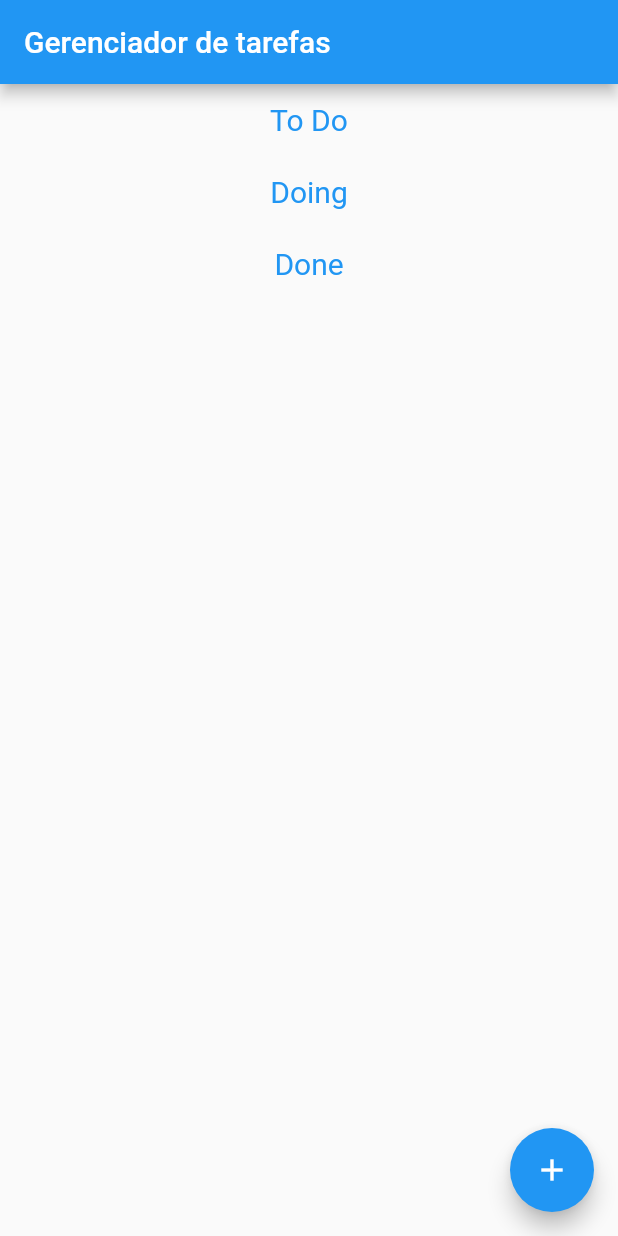
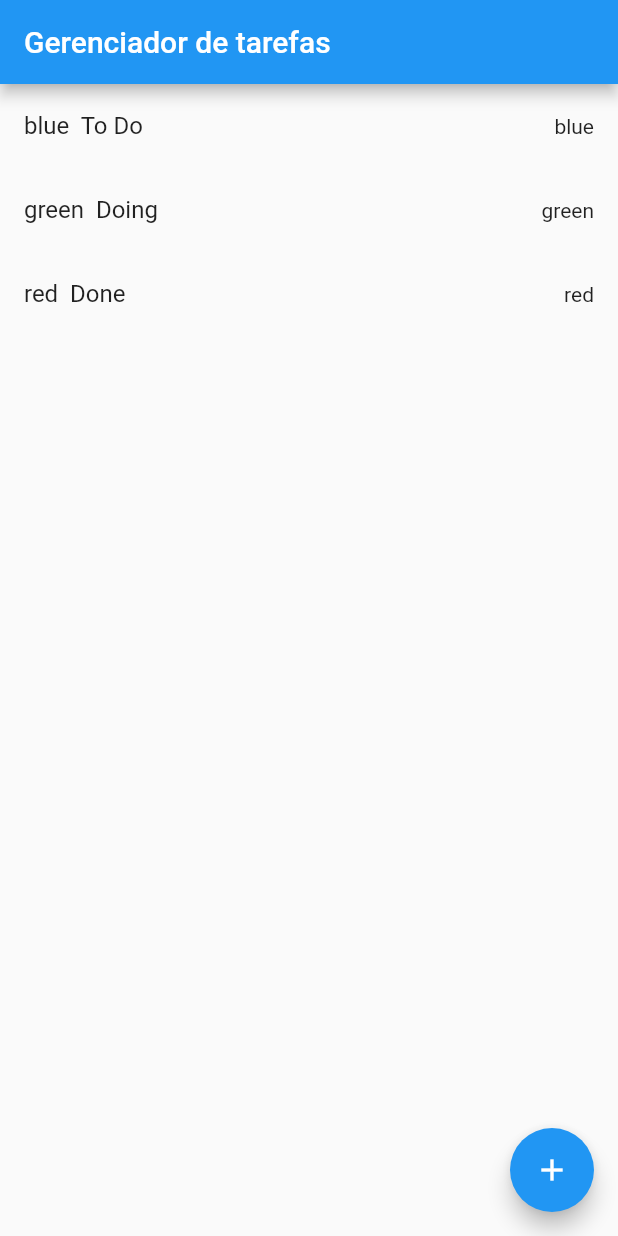
Before and after one commit to csxmaia/flutter-app, a Flutter app: the screen it shows after launch, on a phone screen of 412 x 824 dp. Run offline on Flutter 3.47's test engine with Material 2 defaults, Android fonts, the phone set to English and light mode, and no system bars.

```diff
--- /dev/null
+++ b/lib/app/database/script.dart
@@ -0,0 +1,19 @@
+final createTable = """
+  CREATE TABLE secao(
+    id INT NOT NULL PRIMARY KEY,
+    nome VARCHAR(100) NOT NULL,
+    cor VARCHAR(100) NOT NULL
+  )
+""";
+
+final insert1 = """
+  INSERT INTO secao(nome, cor) VALUES("To Do", "blue")
+""";
+
+final insert2 = """
+  INSERT INTO secao(nome, cor) VALUES("Doing", "green")
+""";
+
+final insert3 = """
+  INSERT INTO secao(nome, cor) VALUES("Done", "red")
+""";
--- a/lib/app/view/home.dart
+++ b/lib/app/view/home.dart
@@ -2,54 +2,132 @@ import 'package:flutter/material.dart';
 
 import '../my_app.dart';
 
+
 class Home extends StatelessWidget {
-  const Home({Key? key, required this.title}) : super(key: key);
+  static final lista = [
+    {'nome': 'To Do', 'cor': 'blue'},
+    {'nome': 'Doing', 'cor': 'green'},
+    {'nome': 'Done', 'cor': 'red'}
+  ];
+  Home({Key? key, required this.title}) : super(key: key);
   final String title;
+  // a programacao assincrona tem como base, realizar uma operação,
+  // bloco de comandos (por meio de uma função assincrona) e afins sem
+  // a possibilidade de que o programa aguarde a finalização dessa operação.
+  // Ela permite que essa operação seja executada ao mesmo tempo em que o programa
+  // continua executando suas outras operações de maneira sincrona
+
+  //Future é uma classe do Dart, com ele é possivel "declarar" que aquele
+  //bloco de objetos será executado no futuro, não interrompendo a sincronidade
+  //da etapa do programa que estará executando quando o conteudo de Future
+  //inicar sua execução
+  //
+  // Definindo uma função como async, podemos utilizar o await, onde a palavra
+  // chave await define que a instução a seguir à palavra, devera executar
+  // e finalizar sua operação e só assim dar continuidade na sua sequencia de
+  // operações, sendo tambem necessario a utilização da palavra chave async na função para
+  // a utilização do await
+
+
+  // Exemplo de future, prototipando uma realizacao de operacao no servidor de maneira fake
+  Future realizaOperacoesNoServidor(context){
+    print("realizando operacoes no servidor e organizando as tarefas");
+    return Future.delayed(Duration(seconds: 2), () => {
+      print("tarefas obtidas, enviando para a tela"),
+      Navigator.of(context).pushNamed(MyApp.TAREFAS)
+    });
+  }
+
+  //exemplod e async e await
+  void salvarDados(data) async {
+    print("pegando os dados...");
+    print("enviando os dados ao servidor");
+    bool response = await apiEnviaDadosServidor(data);
+    if(response == true) {
+      print("dados salvos no banco de dados");
+    }else {
+      print("erro ao salvar dados no banco de dados");
+    }
+
+  }
+
+  Future apiEnviaDadosServidor( data ) {
+    print("fetchHttpPost" + data);
+    return Future.value(true);
+  }
+
+  //exemplo de async e await
+  void buscarInformacoesDeFilmes(nome) async {
+    print("pegando nome do filme...");
+    print("realizando requisicao na api do imdb");
+    var filmedata = await consultaIMDB(nome);
+    print("informacoes do filme" + filmedata);
+  }
+
+  Future consultaIMDB(nome) {
+      print("fetchHttpGetIMDB");
+      return Future.value({'nome': 'nomefilme', 'ano': 2021});
+  }
 
   @override
   Widget build(BuildContext context) {
-    List tipos = [
-      {Tipos("ToDo")},
-      {Tipos("Doing")},
-      {Tipos("Done")}
-    ];
+
 
     return Scaffold(
       appBar: AppBar(title: Text(title)),
-      body: Center(
-        child: Column(
-          children: [
-            TextButton(
-              style: TextButton.styleFrom(
-                textStyle: const TextStyle(fontSize: 20),
-              ),
-              onPressed: () {
-                Navigator.of(context).pushNamed(MyApp.TAREFAS);
-              },
-              child: const Text('To Do'),
-            ),
-            TextButton(
-              style: TextButton.styleFrom(
-                textStyle: const TextStyle(fontSize: 20),
-              ),
-              onPressed: () {
-                Navigator.of(context).pushNamed(MyApp.TAREFAS);
-              },
-              child: const Text('Doing'),
-            ),
-            TextButton(
-              style: TextButton.styleFrom(
-                textStyle: const TextStyle(fontSize: 20),
-              ),
-              onPressed: () {
-                Navigator.of(context).pushNamed(MyApp.TAREFAS);
-              },
-              child: const Text('Done'),
-            ),
-            // for (var tipo in tipos) {Text(tipo['nome'])}
-          ],
-        )
+      body: ListView.builder(
+        itemCount: lista.length,
+        itemBuilder: (context, i){
+          var item = lista[i];
+          return ListTile(
+            title: Text(item['cor']! + "  " + item['nome']!),
+            trailing: Text(item['cor']!),
+            onTap: () => realizaOperacoesNoServidor(context)
+          );
+          // TextButton(
+          //     style: TextButton.styleFrom(
+          //       textStyle: const TextStyle(fontSize: 20),
+          //     ),
+          //     onPressed: () {
+          //       Navigator.of(context).pushNamed(MyApp.TAREFAS);
+          //     },
+          //     child: const Text(item['nome']),
+          //   );
+        }
       ),
+      // body: Center(
+      //   child: Column(
+      //     children: [
+      //       TextButton(
+      //         style: TextButton.styleFrom(
+      //           textStyle: const TextStyle(fontSize: 20),
+      //         ),
+      //         onPressed: () {
+      //           Navigator.of(context).pushNamed(MyApp.TAREFAS);
+      //         },
+      //         child: const Text('To Do'),
+      //       ),
+      //       TextButton(
+      //         style: TextButton.styleFrom(
+      //           textStyle: const TextStyle(fontSize: 20),
+      //         ),
+      //         onPressed: () {
+      //           Navigator.of(context).pushNamed(MyApp.TAREFAS);
+      //         },
+      //         child: const Text('Doing'),
+      //       ),
+      //       TextButton(
+      //         style: TextButton.styleFrom(
+      //           textStyle: const TextStyle(fontSize: 20),
+      //         ),
+      //         onPressed: () {
+      //           Navigator.of(context).pushNamed(MyApp.TAREFAS);
+      //         },
+      //         child: const Text('Done'),
+      //       ),
+      //     ],
+      //   )
+      // ),
       floatingActionButton: FloatingActionButton(
         // onPressed: ),
         tooltip: 'Adicionar Seção',
@@ -61,8 +139,3 @@ class Home extends StatelessWidget {
     );
   }
 }
-
-class Tipos {
-  late String nome;
-  Tipos(this.nome);
-}
--- a/pubspec.yaml
+++ b/pubspec.yaml
@@ -23,6 +23,7 @@ environment:
 dependencies:
   flutter:
     sdk: flutter
+  sqflite: ^1.3.0
 
 
   # The following adds the Cupertino Icons font to your application.
```
Also changed, not shown: pubspec.lock.
